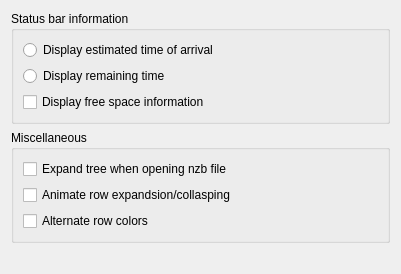
This is src/preferences/preferencesdisplay.ui in KDE/kwooty as Qt 5 draws it before an edit. The edited form follows.
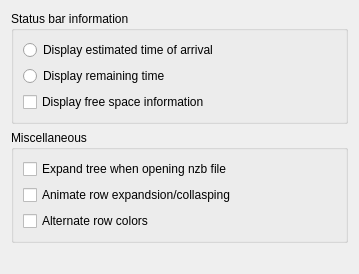
This is the edited form.

Diff of the .ui file:
```diff
--- a/src/preferences/preferencesdisplay.ui
+++ b/src/preferences/preferencesdisplay.ui
@@ -99,7 +99,7 @@
      </property>
      <property name="sizeHint" stdset="0">
       <size>
-       <width>379</width>
+       <width>300</width>
        <height>1</height>
       </size>
      </property>
```
